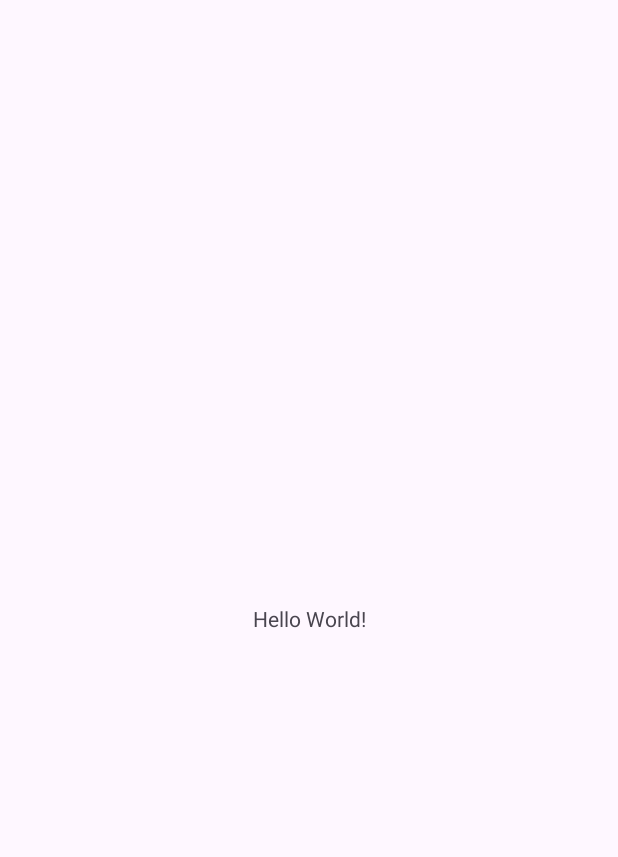
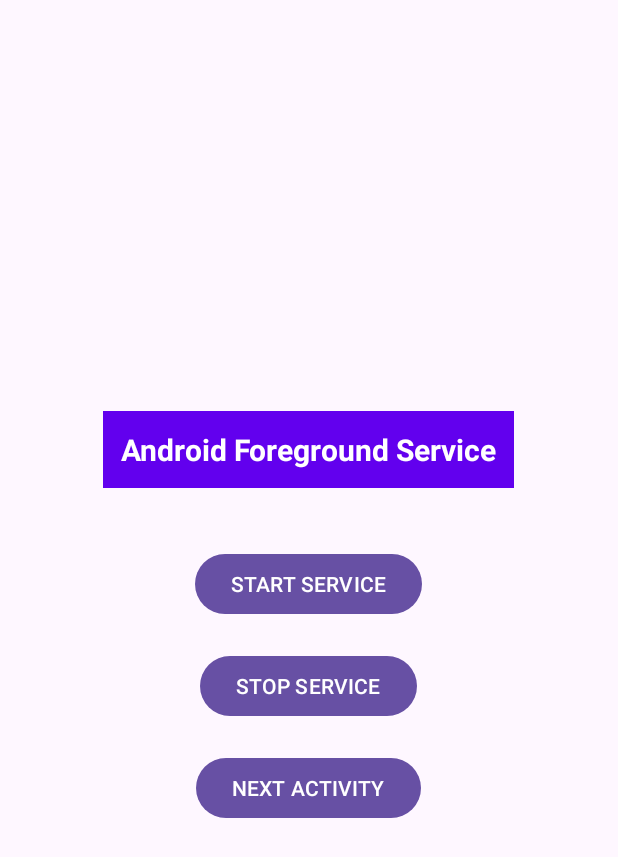
Before and after one commit to SergazinMadi/Lab8-new2, an Android app: the screen it shows after launch (MainActivity), on a phone screen of 412 x 824 dp. Before the commit the part shown is almost empty. Shown: the top 857 px of the screen. Run offline under Robolectric (Android 15) with nearby library versions, the phone set to English and light mode, and no system bars.

Commit message:
Add buttons to start and stop the service and navigate to the activity.

```diff
--- a/app/src/main/res/layout/activity_main.xml
+++ b/app/src/main/res/layout/activity_main.xml
@@ -1,19 +1,48 @@
 <?xml version="1.0" encoding="utf-8"?>
-<androidx.constraintlayout.widget.ConstraintLayout xmlns:android="http://schemas.android.com/apk/res/android"
-    xmlns:app="http://schemas.android.com/apk/res-auto"
+<LinearLayout xmlns:android="http://schemas.android.com/apk/res/android"
     xmlns:tools="http://schemas.android.com/tools"
-    android:id="@+id/main"
+    android:id="@+id/mainLayout"
     android:layout_width="match_parent"
     android:layout_height="match_parent"
+    android:orientation="vertical"
+    android:gravity="center"
+    android:padding="16dp"
     tools:context=".MainActivity">
 
     <TextView
+        android:id="@+id/title"
         android:layout_width="wrap_content"
         android:layout_height="wrap_content"
-        android:text="Hello World!"
-        app:layout_constraintBottom_toBottomOf="parent"
-        app:layout_constraintEnd_toEndOf="parent"
-        app:layout_constraintStart_toStartOf="parent"
-        app:layout_constraintTop_toTopOf="parent" />
+        android:text="Android Foreground Service"
+        android:textSize="20sp"
+        android:textStyle="bold"
+        android:textColor="#FFFFFF"
+        android:background="#6200EE"
+        android:padding="12dp"
+        android:layout_marginBottom="40dp"
+        android:layout_gravity="center" />
 
-</androidx.constraintlayout.widget.ConstraintLayout>
+    <Button
+        android:id="@+id/startServiceButton"
+        android:layout_width="wrap_content"
+        android:layout_height="wrap_content"
+        android:text="START SERVICE"
+        android:onClick="startService"
+        android:layout_marginBottom="20dp"/>
+
+    <Button
+        android:id="@+id/stopServiceButton"
+        android:layout_width="wrap_content"
+        android:layout_height="wrap_content"
+        android:text="STOP SERVICE"
+        android:onClick="stopService"
+        android:layout_marginBottom="20dp"/>
+
+    <Button
+        android:id="@+id/nextActivityButton"
+        android:layout_width="wrap_content"
+        android:layout_height="wrap_content"
+        android:text="NEXT ACTIVITY"
+        android:onClick="nextActivity"/>
+
+</LinearLayout>
```
